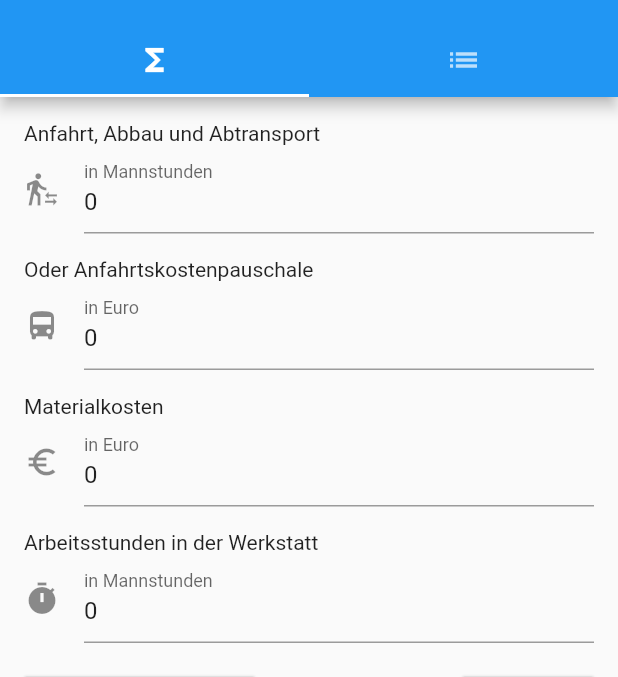
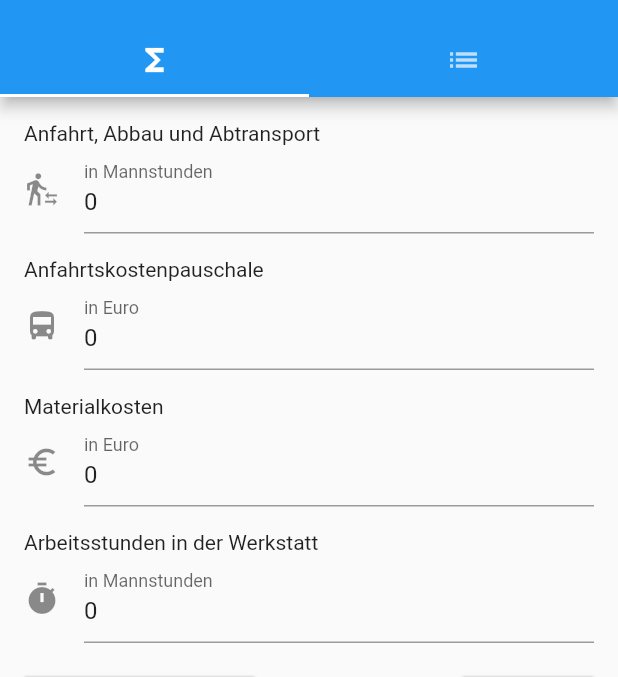
Before and after one commit to FynnFreyer/angebotsrechner, a Flutter app: the screen it shows after launch, on a phone screen of 412 x 824 dp, the part 59-736 px from its top. Run offline on Flutter 3.47's test engine with Material 2 defaults, Android fonts, the phone set to English and light mode, and no system bars; our stand-ins replace sqflite; accounts and stored records are empty.

Commit message:
change wording

```diff
--- a/lib/main.dart
+++ b/lib/main.dart
@@ -156,7 +156,7 @@ class _EingabeMaskeState extends State<EingabeMaske> {
                 decoration: InputDecoration(
                     labelText: "in Mannstunden",
                     icon: Icon(Icons.transfer_within_a_station))),
-            Text("\nOder Anfahrtskostenpauschale"),
+            Text("\nAnfahrtskostenpauschale"),
             TextFormField(
                 focusNode: _focusNodeAnfahrtspauschale,
                 controller: _anfahrtskostenpauschaleController,
```
